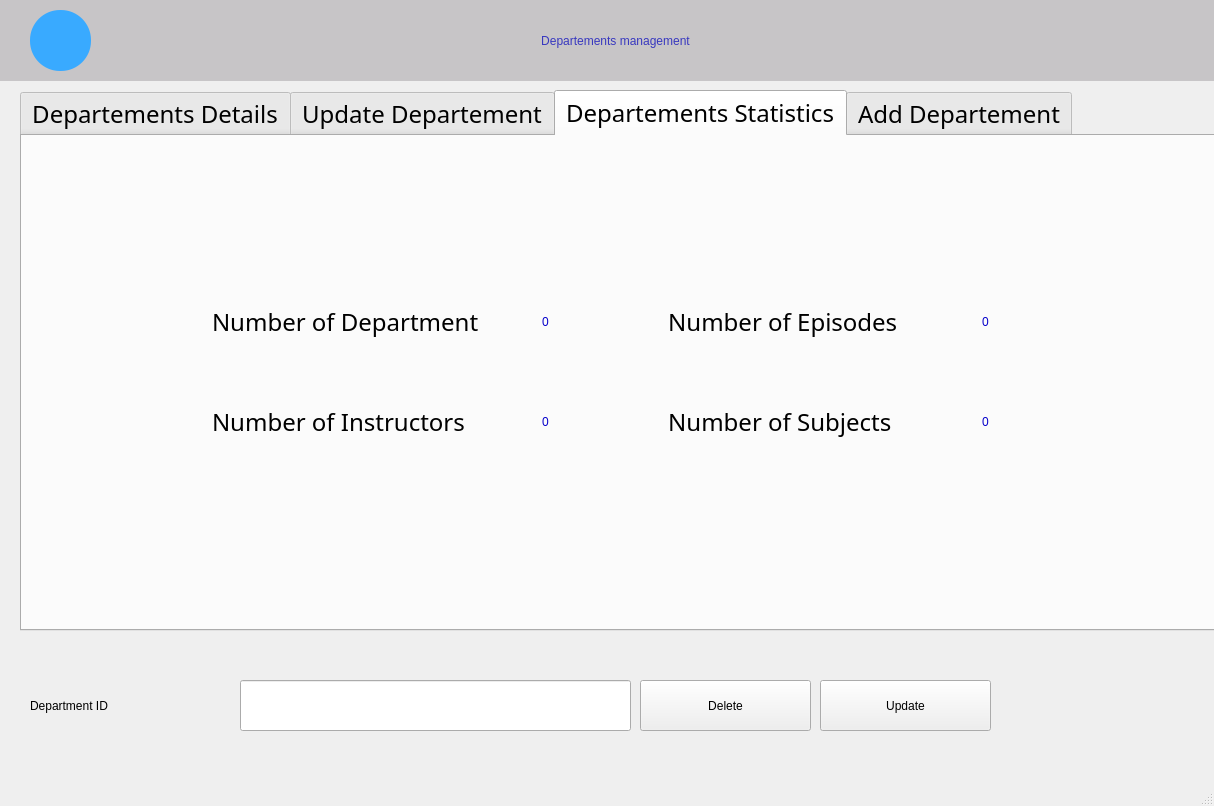
Before: the Qt Designer form department.ui in boudenjal-mohcine/GST-SCOLARITE, drawn with Qt 5.
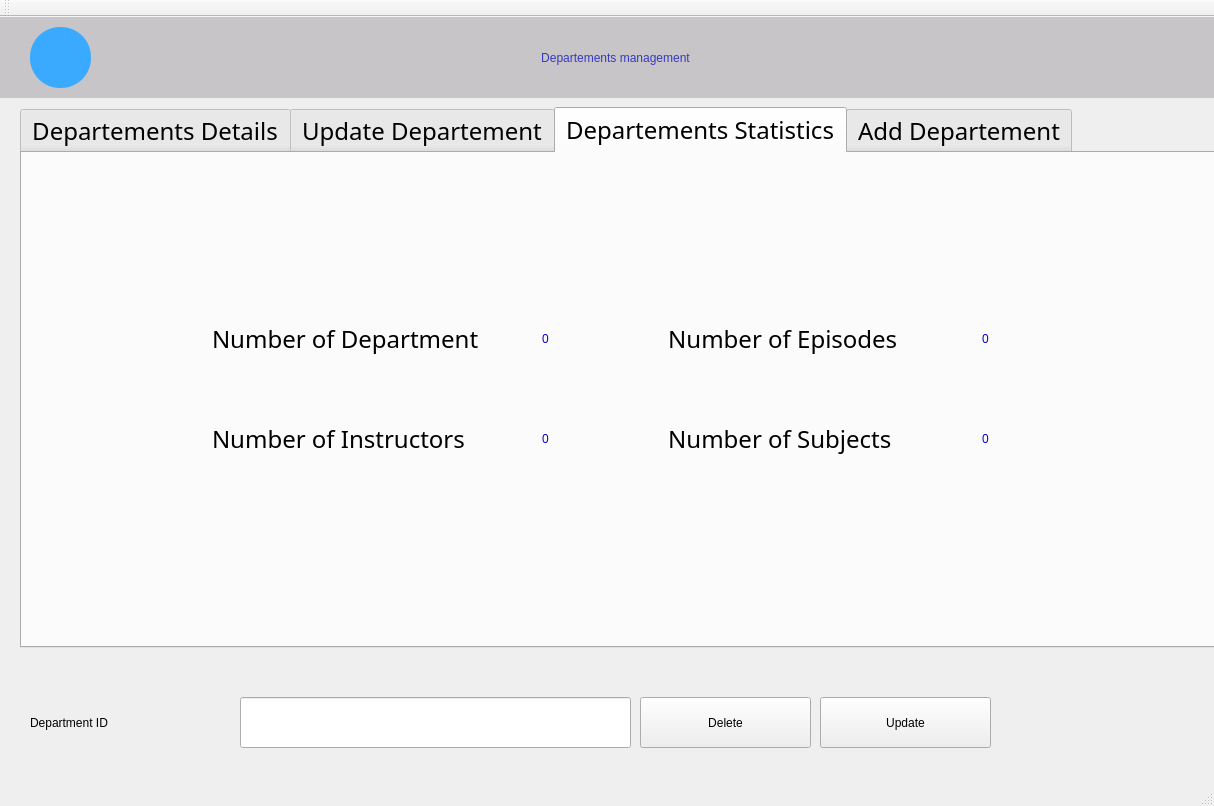
After: the same form once the commit is applied. The open tabs and pages were chosen to show the change. Icons and pictures are not drawn.

Patch:
```diff
--- a/department.ui
+++ b/department.ui
@@ -587,6 +587,17 @@
    </property>
   </widget>
   <widget class="QStatusBar" name="statusbar"/>
+  <widget class="QToolBar" name="toolBar">
+   <property name="windowTitle">
+    <string>toolBar</string>
+   </property>
+   <attribute name="toolBarArea">
+    <enum>TopToolBarArea</enum>
+   </attribute>
+   <attribute name="toolBarBreak">
+    <bool>false</bool>
+   </attribute>
+  </widget>
  </widget>
  <resources>
   <include location="images.qrc"/>
```
Left out of the diff: 2 changed lines with no effect on the pictures.
